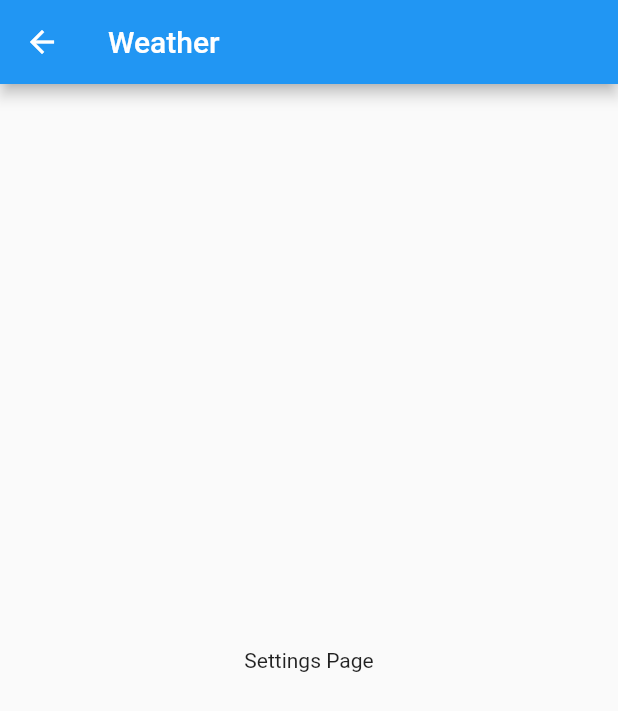
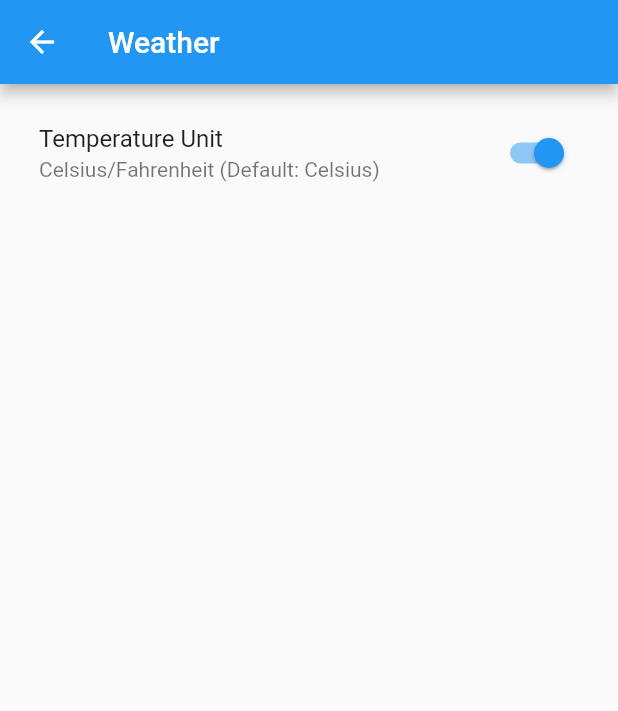
Before and after one commit to KIMINJOONG/flutter_open_weather_provider, a Flutter app: the SettingsPage screen opened directly, on a phone screen of 412 x 824 dp. Shown: the top 711 px of the screen. Run offline on Flutter 3.47's test engine with Material 2 defaults, Android fonts, the phone set to English and light mode, and no system bars; our stand-ins replace equatable, flutter_dotenv, recase.

Commit message:
1. TempSettingsState, TempSettings ChangeNotifier & SettingsPAge UI

```diff
--- a/lib/main.dart
+++ b/lib/main.dart
@@ -2,6 +2,7 @@ import 'package:flutter/material.dart';
 import 'package:flutter_dotenv/flutter_dotenv.dart';
 import 'package:http/http.dart' as http;
 import 'package:open_weather_provider/pages/home_page.dart';
+import 'package:open_weather_provider/providers/providers.dart';
 import 'package:open_weather_provider/providers/weather/weather_provider.dart';
 import 'package:open_weather_provider/repositories/weather_repository.dart';
 import 'package:open_weather_provider/services/weather_api_services.dart';
@@ -31,6 +32,9 @@ class MyApp extends StatelessWidget {
             weatherRepository: context.read<WeatherRepository>(),
           ),
         ),
+        ChangeNotifierProvider<TempSettingsProvider>(
+          create: (context) => TempSettingsProvider(),
+        )
       ],
       child: MaterialApp(
         title: 'Weather App',
--- a/lib/pages/settings_page.dart
+++ b/lib/pages/settings_page.dart
@@ -1,21 +1,28 @@
 import 'package:flutter/material.dart';
+import 'package:open_weather_provider/providers/providers.dart';
+import 'package:provider/provider.dart';
 
-class SettingsPage extends StatefulWidget {
+class SettingsPage extends StatelessWidget {
   const SettingsPage({Key? key}) : super(key: key);
 
-  @override
-  State<SettingsPage> createState() => _SettingsPageState();
-}
-
-class _SettingsPageState extends State<SettingsPage> {
   @override
   Widget build(BuildContext context) {
     return Scaffold(
       appBar: AppBar(
         title: const Text('Weather'),
       ),
-      body: Center(
-        child: Text('Settings Page'),
+      body: Padding(
+        padding: const EdgeInsets.all(10.0),
+        child: ListTile(
+          title: Text('Temperature Unit'),
+          subtitle: Text('Celsius/Fahrenheit (Default: Celsius)'),
+          trailing: Switch(
+            value: context.watch<TempSettingsProvider>().state.tempUnit == TempUnit.celsius,
+            onChanged: (_) {
+              context.read<TempSettingsProvider>().toggleTempUnit();
+            },
+          ),
+        ),
       ),
     );
   }
--- a/lib/providers/providers.dart
+++ b/lib/providers/providers.dart
@@ -1 +1,2 @@
+export 'temp_settings/temp_settings_provider.dart';
 export 'weather/weather_provider.dart';
--- /dev/null
+++ b/lib/providers/temp_settings/temp_settings_provider.dart
@@ -0,0 +1,20 @@
+import 'package:equatable/equatable.dart';
+import 'package:flutter/material.dart';
+
+part 'temp_settings_state.dart';
+
+class TempSettingsProvider with ChangeNotifier {
+  TempSettingsState _state = TempSettingsState.initial();
+
+  TempSettingsState get state => _state;
+
+  void toggleTempUnit() {
+    _state = _state.copyWith(
+        tempUnit: _state.tempUnit == TempUnit.celsius
+            ? TempUnit.fahrenheit
+            : TempUnit.celsius);
+
+    print('temp unit: $_state');
+    notifyListeners();
+  }
+}
--- /dev/null
+++ b/lib/providers/temp_settings/temp_settings_state.dart
@@ -0,0 +1,30 @@
+part of 'temp_settings_provider.dart';
+
+enum TempUnit {
+  celsius,
+  fahrenheit,
+}
+
+class TempSettingsState extends Equatable {
+  final TempUnit tempUnit;
+  TempSettingsState({
+    this.tempUnit = TempUnit.celsius,
+  });
+
+  factory TempSettingsState.initial() {
+    return TempSettingsState();
+  }
+
+  List<Object> get props => [tempUnit];
+
+  @override
+  String toString() {
+    return 'TempSettingsState{tempUnit: $tempUnit}';
+  }
+
+  TempSettingsState copyWith({
+    TempUnit? tempUnit,
+  }) {
+    return TempSettingsState(tempUnit: tempUnit ?? this.tempUnit);
+  }
+}
```
Also changed, not shown: lib/pages/home_page.dart (+22 -0 lines).
